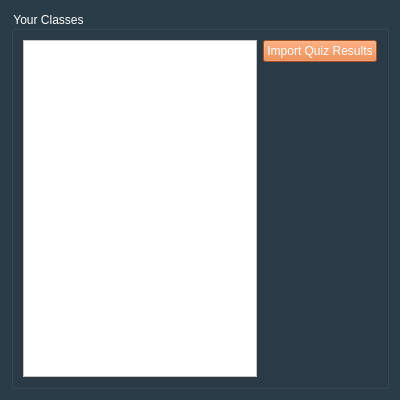
This is PeerPilot/viewresults/viewresults.ui in lsevcik/peerpilot as Qt 5 draws it before an edit. The edited form follows.
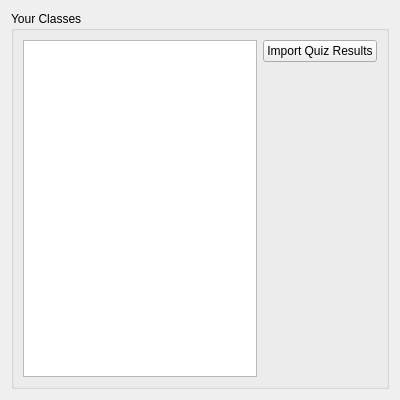
This is the edited form.

Patch:
```diff
--- a/PeerPilot/viewresults/viewresults.ui
+++ b/PeerPilot/viewresults/viewresults.ui
@@ -13,42 +13,23 @@
   <property name="windowTitle">
    <string>View Results</string>
   </property>
-  <property name="styleSheet">
-   <string notr="true">background-color: rgb(42, 60, 72);</string>
-  </property>
   <property name="windowFilePath">
    <string/>
   </property>
   <layout class="QGridLayout" name="gridLayout">
    <item row="0" column="0">
     <widget class="QGroupBox" name="groupBox">
-     <property name="styleSheet">
-      <string notr="true">font: 11pt &quot;Calibri&quot;;
-color: rgb(255, 255, 255);</string>
-     </property>
      <property name="title">
       <string>Your Classes</string>
      </property>
      <layout class="QHBoxLayout" name="horizontalLayout_3">
       <item>
-       <widget class="QListView" name="classListView">
-        <property name="styleSheet">
-         <string notr="true">font: 12pt &quot;Calibri&quot;;
-background-color: rgb(255, 255, 255);
-color: rgb(0, 0, 0);</string>
-        </property>
-       </widget>
+       <widget class="QListView" name="classListView"/>
       </item>
       <item>
        <layout class="QVBoxLayout" name="verticalLayout_2">
         <item>
          <widget class="QPushButton" name="importQuizResultsPushButton">
-          <property name="styleSheet">
-           <string notr="true">border-top-color: rgb(0, 85, 255);
-background-color: rgb(230, 112, 43);
-color: rgb(255, 255, 255);
-font: 12pt &quot;Calibri&quot;;</string>
-          </property>
           <property name="text">
            <string>Import Quiz Results</string>
           </property>
```
